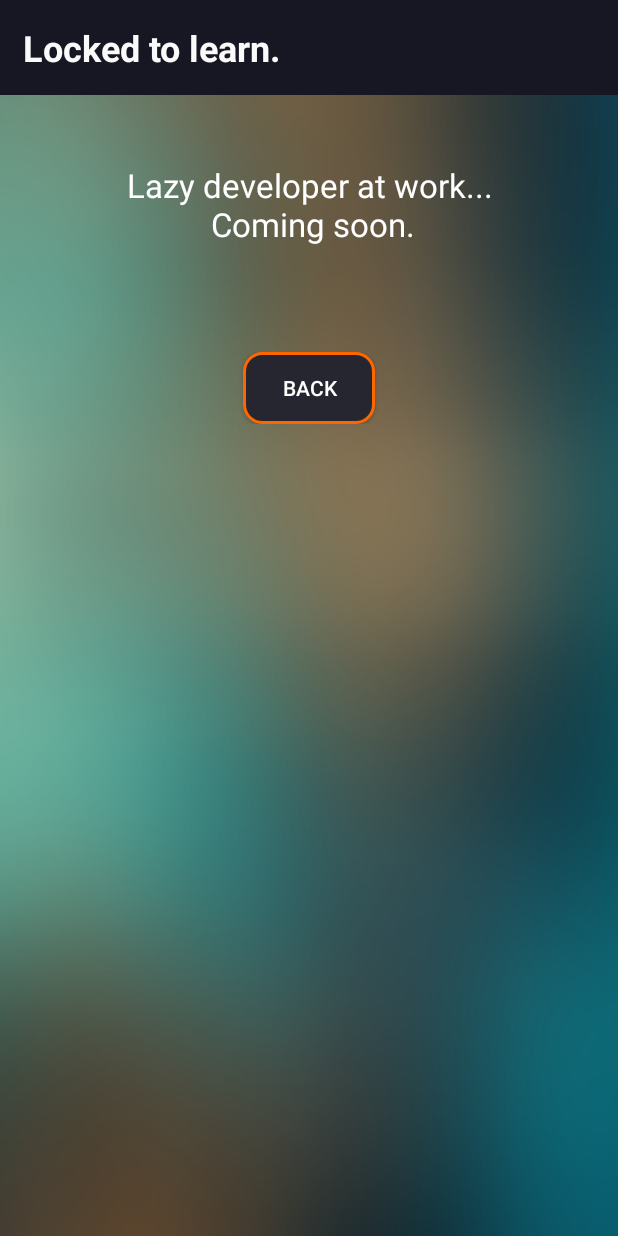
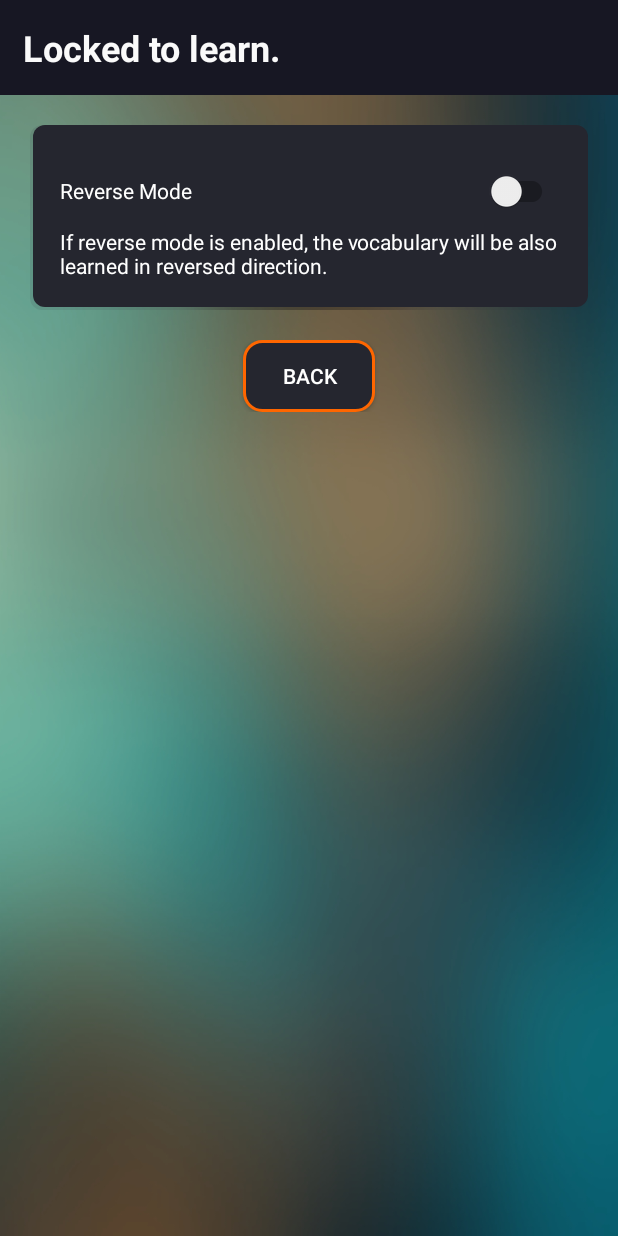
Before and after one commit to ChargeIn/LockedToLearn, an Android app: the screen it shows after launch (SoonActivity before the commit, SettingsActivity after it), after a tap on "Settings", on a phone screen of 412 x 824 dp. Run offline under Robolectric (Android 15) with nearby library versions, the phone set to English and light mode, and no system bars; libraries missing offline, so code that uses them is left out: org.apache.poi.

Commit message:
Added reverse mode.

```diff
--- a/app/src/main/AndroidManifest.xml
+++ b/app/src/main/AndroidManifest.xml
@@ -20,6 +20,10 @@
         android:theme="@style/Theme.LockedToLearn">
         <activity
             android:name=".activity.HowToActivity"
+            android:screenOrientation="portrait"
+            android:exported="false" />
+        <activity
+            android:name=".activity.SettingsActivity"
             android:screenOrientation="portrait"
             android:exported="false" />
         <activity
--- a/app/src/main/java/com/flop/lockedtolearn/activity/MainActivity.java
+++ b/app/src/main/java/com/flop/lockedtolearn/activity/MainActivity.java
@@ -11,7 +11,6 @@ import android.net.Uri;
 import android.os.Bundle;
 import android.os.Vibrator;
 import android.provider.Settings;
-import android.util.Log;
 import android.view.View;
 import android.view.Window;
 import android.widget.ImageView;
@@ -179,7 +178,6 @@ public class MainActivity extends AppCompatActivity {
                             });
                         } catch (IOException e) {
                             runOnUiThread(() -> {
-                                Log.i(".---------", e.getMessage());
                                 download.setText(R.string.download_btn);
                                 Toast.makeText(getApplicationContext(), "Download failed.", Toast.LENGTH_SHORT).show();
                             });
@@ -210,6 +208,15 @@ public class MainActivity extends AppCompatActivity {
 
     public void openSoon(View view) {
         startActivity(new Intent(MainActivity.this, SoonActivity.class));
+    }
+
+    public void openSettings(View view) {
+        Intent intent = new Intent(MainActivity.this, SettingsActivity.class);
+
+        Bundle b = new Bundle();
+        b.putBoolean("isRunning", this.isServiceRunning());
+        intent.putExtras(b);
+        startActivity(intent);
     }
 
     public void openThx(View view) {
--- /dev/null
+++ b/app/src/main/java/com/flop/lockedtolearn/activity/SettingsActivity.java
@@ -0,0 +1,52 @@
+package com.flop.lockedtolearn.activity;
+
+import android.content.Context;
+import android.content.Intent;
+import android.os.Bundle;
+import android.os.Vibrator;
+import android.view.View;
+
+import androidx.appcompat.app.AppCompatActivity;
+import androidx.appcompat.widget.SwitchCompat;
+
+import com.flop.lockedtolearn.R;
+import com.flop.lockedtolearn.game.Game;
+import com.flop.lockedtolearn.service.LockscreenService;
+
+public class SettingsActivity extends AppCompatActivity {
+
+    private Game game;
+    boolean isServiceRunning = false;
+
+    @Override
+    protected void onCreate(Bundle savedInstanceState) {
+        super.onCreate(savedInstanceState);
+        setContentView(R.layout.settings);
+
+        Vibrator vibrator = (Vibrator) getSystemService(Context.VIBRATOR_SERVICE);
+        this.game = new Game(getApplicationContext(), vibrator);
+
+        this.game.readSettings();
+
+        Bundle b = getIntent().getExtras();
+        this.isServiceRunning = b.getBoolean("isRunning");
+
+        SwitchCompat reverseSwitch = findViewById(R.id.reverse_mode);
+        reverseSwitch.setChecked(this.game.getAllowReverse());
+    }
+
+    public void back(View view){
+        finish();
+    }
+
+    public void toggleReverse(View view) {
+        this.game.toggleAllowReverse();
+
+        Intent intent = new Intent(SettingsActivity.this, LockscreenService.class);
+
+        if (this.isServiceRunning) {
+            stopService(intent);
+            startService(intent);
+        }
+    }
+}
--- a/app/src/main/res/layout/activity_main.xml
+++ b/app/src/main/res/layout/activity_main.xml
@@ -180,7 +180,7 @@
                 android:layout_gravity="fill"
                 android:layout_margin="12dp"
                 android:background="@drawable/question_card"
-                android:onClick="openSoon"
+                android:onClick="openSettings"
                 android:orientation="vertical">
 
                 <ImageView
--- /dev/null
+++ b/app/src/main/res/layout/settings.xml
@@ -0,0 +1,70 @@
+<?xml version="1.0" encoding="utf-8"?>
+<LinearLayout xmlns:android="http://schemas.android.com/apk/res/android"
+    android:layout_width="match_parent"
+    android:layout_height="match_parent"
+    android:background="@drawable/background_blur"
+    android:orientation="vertical">
+
+    <LinearLayout
+        android:id="@+id/title"
+        android:layout_width="match_parent"
+        android:layout_height="wrap_content"
+        android:background="@color/dark"
+        android:orientation="vertical">
+
+        <TextView
+            android:layout_width="match_parent"
+            android:layout_height="wrap_content"
+            android:layout_gravity="center_horizontal"
+            android:padding="15dp"
+            android:text="@string/main_title"
+            android:textColor="#fafafa"
+            android:textSize="24sp"
+            android:textStyle="bold" />
+
+    </LinearLayout>
+
+    <LinearLayout
+        android:layout_width="match_parent"
+        android:layout_height="wrap_content"
+        android:padding="20dp"
+        android:layout_margin="20dp"
+        android:background="@drawable/question_card"
+        android:orientation="vertical">
+
+        <androidx.appcompat.widget.SwitchCompat
+            android:id="@+id/reverse_mode"
+            android:layout_width="match_parent"
+            android:layout_height="match_parent"
+            android:layout_centerInParent="true"
+            android:text="Reverse Mode"
+            android:textColor="@color/text"
+            android:onClick="toggleReverse"
+            android:showText="true"
+            android:textOn="on" />
+
+        <TextView
+            android:layout_width="wrap_content"
+            android:layout_height="wrap_content"
+            android:textColor="@color/text"
+            android:text="If reverse mode is enabled, the vocabulary will be also learned in reversed direction."/>
+
+    </LinearLayout>
+
+    <LinearLayout
+        android:layout_width="match_parent"
+        android:layout_height="wrap_content"
+        android:gravity="center">
+    <androidx.appcompat.widget.AppCompatButton
+        android:layout_width="wrap_content"
+        android:layout_height="wrap_content"
+        android:background="@drawable/answer_button"
+        android:text="@string/back"
+        android:paddingLeft="10dp"
+        android:paddingRight="10dp"
+        android:textColor="@color/text"
+        android:onClick="back"
+        />
+    </LinearLayout>
+
+</LinearLayout>
```
Also changed, not shown: app/src/main/java/com/flop/lockedtolearn/game/Game.java (+50 -9 lines).
